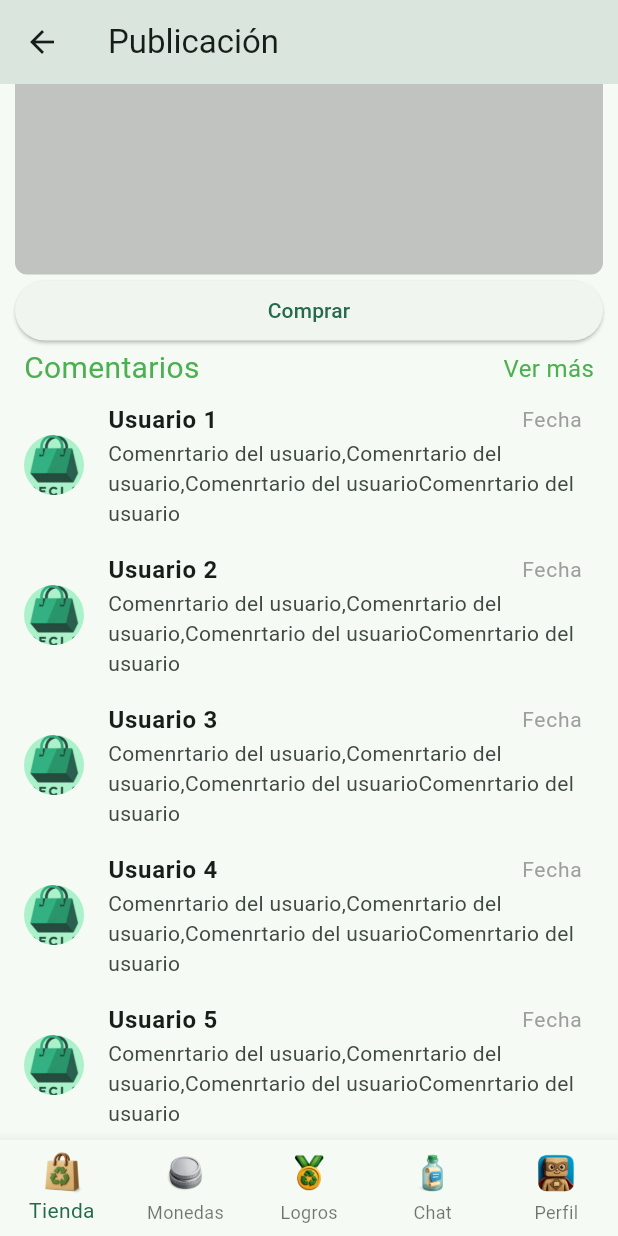
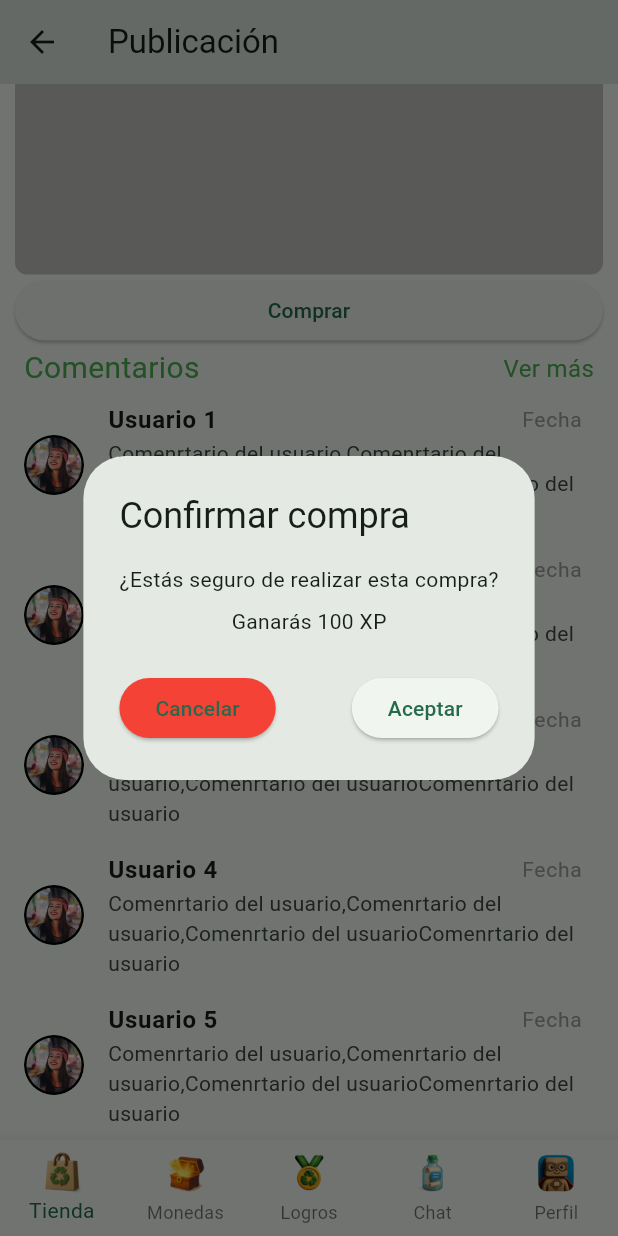
Before and after one commit to caroSeminario23/RECLA_frontend, a Flutter app: the VistaPublicacion screen opened directly, scrolled down 384 dp, after a tap on "Comprar", on a phone screen of 412 x 824 dp. Run offline on Flutter 3.47's test engine with Material 3 defaults, Android fonts, the phone set to English and light mode, and no system bars.

Commit message:
Avance vista publicacion, formulario pub y tabla

```diff
--- a/lib/src/features/login/login_screen.dart
+++ b/lib/src/features/login/login_screen.dart
@@ -90,7 +90,7 @@ class LoginScreen extends StatelessWidget {
                 onPressed: (){
                   Navigator.of(context).push(
                     MaterialPageRoute(
-                      builder: (_) => VistaPublicacion(),
+                      builder: (_) => VistaEcommerce(),
                     ),
                   );
                   // Lógica de inicio de sesión
--- a/lib/src/publicacion/vista_publicacion.dart
+++ b/lib/src/publicacion/vista_publicacion.dart
@@ -1,4 +1,6 @@
 import 'package:flutter/material.dart';
+import 'package:recla/src/clasificacion/tabla_clasificacion.dart';
+import 'package:recla/src/ecommerce/vista_ecommerce.dart';
 import 'package:recla/src/features/perfil_ecoaprendiz/perfil_ecoaprendiz.dart';
 
 class VistaPublicacion extends StatefulWidget {
@@ -42,26 +44,46 @@ class _VistaPublicacionState extends State<VistaPublicacion> {
                 style: TextStyle(fontSize: 24, fontWeight: FontWeight.bold),
               ),
             ),
-            //poner precio
+            //Precio y ubicación
             Padding(
-              padding: const EdgeInsets.symmetric(horizontal: 16.0),
+              padding: const EdgeInsets.symmetric(horizontal: 10.0),
               child: Row(
+                mainAxisAlignment: MainAxisAlignment.spaceBetween, // Distribuye los elementos a los extremos
+                children: [
+                  // Lado izquierdo: Precio e imagen
+                  Row(
                     children: [
                       Text(
-                    'Precio: S/ 100',
+                        'Precio: 100',
                         style: TextStyle(fontSize: 20, color: Colors.green),
                       ),
-                  const SizedBox(width: 8),
-                  // Imagen al lado del texto
+                      const SizedBox(width: 4),
                       Image.asset(
-                    'assets/images/logo_principal.png', // Reemplaza con la ruta de tu imagen
+                        'assets/images/icono_monedas.png',
                         width: 24, // Ancho de la imagen
                         height: 24, // Alto de la imagen
                       ),
                     ],
                   ),
+                  // Lado derecho: Imagen y texto
+                  Row(
+                    children: [
+                      Icon(
+                        Icons.location_on,
+                        color: Colors.green, // Color del icono
+                        size: 24, // Tamaño del icono
                       ),
 
+                      const SizedBox(width: 4),
+                      Text(
+                        'San Miguel',
+                        style: TextStyle(fontSize: 20, color: Colors.green),
+                      ),
+                    ],
+                  ),
+                ],
+              ),
+            ),
             //chips de tipos de material
             Padding(
               padding: const EdgeInsets.all(12.0),
@@ -88,9 +110,7 @@ class _VistaPublicacionState extends State<VistaPublicacion> {
                             isSelected
                                 ? const Color.fromRGBO(165, 214, 167, 1)
                                 : const Color.fromARGB(255, 238, 238, 238),
-                        /*shape: StadiumBorder(
-                          side: BorderSide(color: Colors.grey.shade400),
-                        ),*/
+
                       );
                     }).toList(),
               ),
@@ -104,29 +124,71 @@ class _VistaPublicacionState extends State<VistaPublicacion> {
                 width: double.infinity,
                 height: 150,
                 decoration: BoxDecoration(
+
                   color: Colors.grey.withOpacity(0.6),
                   borderRadius: BorderRadius.circular(8),
                 ),
               ),
             ),
 
-            //Botón de compra
             Padding(
               padding: const EdgeInsets.symmetric(
                 horizontal: 10.0,
               ), // Margen de 10 en cada lado
               child: SizedBox(
-                width:
-                    double
-                        .infinity, // Ocupa todo el ancho disponible dentro del Padding
+                width: double.infinity, // Ocupa todo el ancho disponible dentro del Padding
                 child: ElevatedButton(
                   onPressed: () {
-                    // Acción al presionar el botón
+                    // Mostrar el cuadro de diálogo de confirmación
+                    showDialog(
+                      context: context,
+                      builder: (BuildContext context) {
+                        return AlertDialog(
+                          title: const Text('Confirmar compra'),
+                          content: Column(
+                            mainAxisSize: MainAxisSize.min,
+                            children: const [
+                              Text('¿Estás seguro de realizar esta compra?'),
+                              SizedBox(height: 8), // Espacio entre los textos
+                              Text('Ganarás 100 XP'),
+                            ],
+                          ),
+                          actions: [
+                            Row(
+                              mainAxisAlignment: MainAxisAlignment.spaceBetween, // Distribuye los botones a los extremos
+                              children: [
+                                ElevatedButton(
+                                  onPressed: () {
+                                    Navigator.of(context).pop(); // Cerrar el diálogo
+                                  },
+                                  style: ElevatedButton.styleFrom(
+                                    backgroundColor: Colors.red, // Color del botón "Cancelar"
+                                  ),
+                                  child: const Text('Cancelar'),
+                                ),
+                                ElevatedButton(
+                                  onPressed: () {
+                                    // Acción al confirmar la compra
+                                    Navigator.of(context).pop(); // Cerrar el diálogo
+                                    ScaffoldMessenger.of(context).showSnackBar(
+                                      const SnackBar(content: Text('Compra realizada con éxito')),
+                                    );
+                                  },
+                                  child: const Text('Aceptar'),
+                                ),
+                              ],
+                            ),
+                          ],
+                        );
+                      },
+                    );
+                    // Aquí puedes agregar la lógica para realizar la compra
                   },
                   child: const Text('Comprar'),
                 ),
               ),
             ),
+
             //Comentarios
             Padding(
               padding: const EdgeInsets.symmetric(horizontal: 16.0),
@@ -165,7 +227,7 @@ class _VistaPublicacionState extends State<VistaPublicacion> {
                 return ListTile(
                   leading: CircleAvatar(
                     backgroundImage: AssetImage(
-                      'assets/images/logo_principal.png',
+                      'assets/images/foto_perfil_ejemplo.png',
                     ),
                   ),
                   title: Row(
@@ -214,7 +276,7 @@ class _VistaPublicacionState extends State<VistaPublicacion> {
           ),
           BottomNavigationBarItem(
             icon: Image(
-              image: AssetImage('assets/images/icono_monedas.png'),
+              image: AssetImage('assets/images/icono_cofre.png'),
               width: 30,
               height: 30,
             ),
@@ -250,13 +312,20 @@ class _VistaPublicacionState extends State<VistaPublicacion> {
         onTap: (index) {
           switch (index) {
             case 0:
-              Navigator.pushNamed(context, '/home');
+              //Navigator.pushNamed(context, '/home');
+              Navigator.push(
+                context,
+                MaterialPageRoute(builder: (context) => VistaEcommerce()),
+              );
               break;
             case 1:
               Navigator.pushNamed(context, '/eco-aprender');
               break;
             case 2:
-              Navigator.pushNamed(context, '/logros');
+              Navigator.push(context
+              , MaterialPageRoute(builder: (context) => TablaClasificacion()),
+              );
+              //Navigator.pushNamed(context, '/logros');
               break;
             case 3:
               Navigator.pushNamed(context, '/chat');
```
Also changed, not shown: lib/src/clasificacion/tabla_clasificacion.dart (added, +175 -0 lines), lib/src/ecommerce/vista_ecommerce.dart (+15 -7 lines), lib/src/features/perfil_ecoaprendiz/perfil_ecoaprendiz.dart (+7 -2 lines), lib/src/formulario_pub/formulario_publicacion.dart (+11 -3 lines), assets/images/icono_medalla_1.jpg (added), assets/images/icono_ubicacion.png (added). Lines whose indentation alone changed are shown as unchanged.
